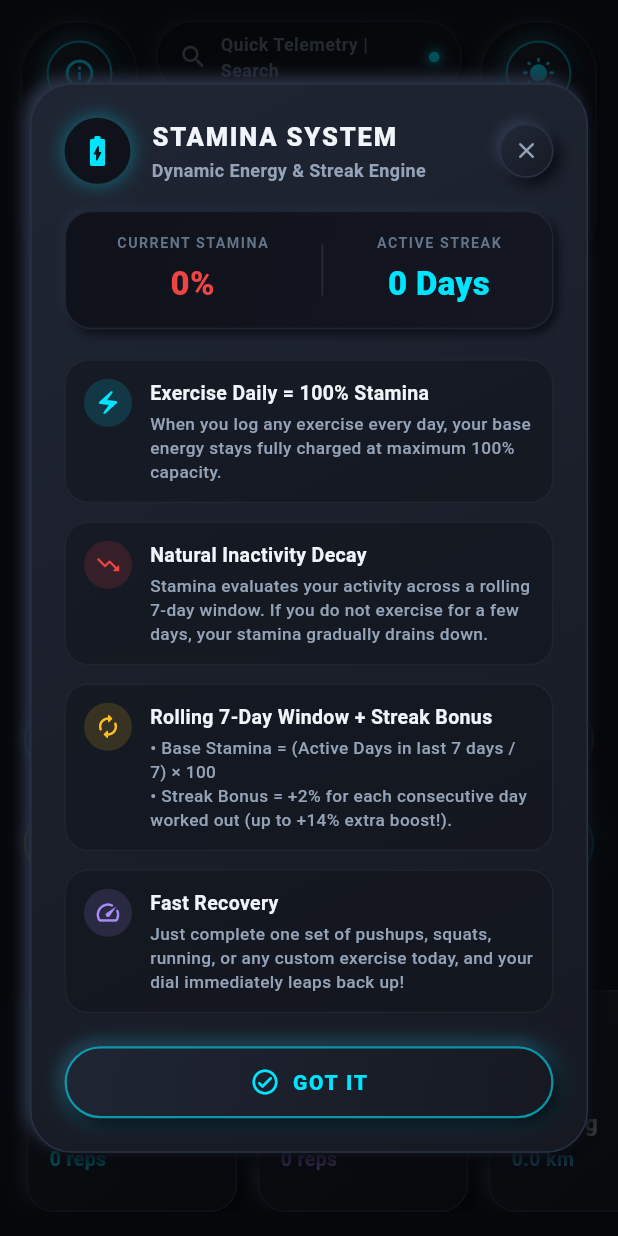
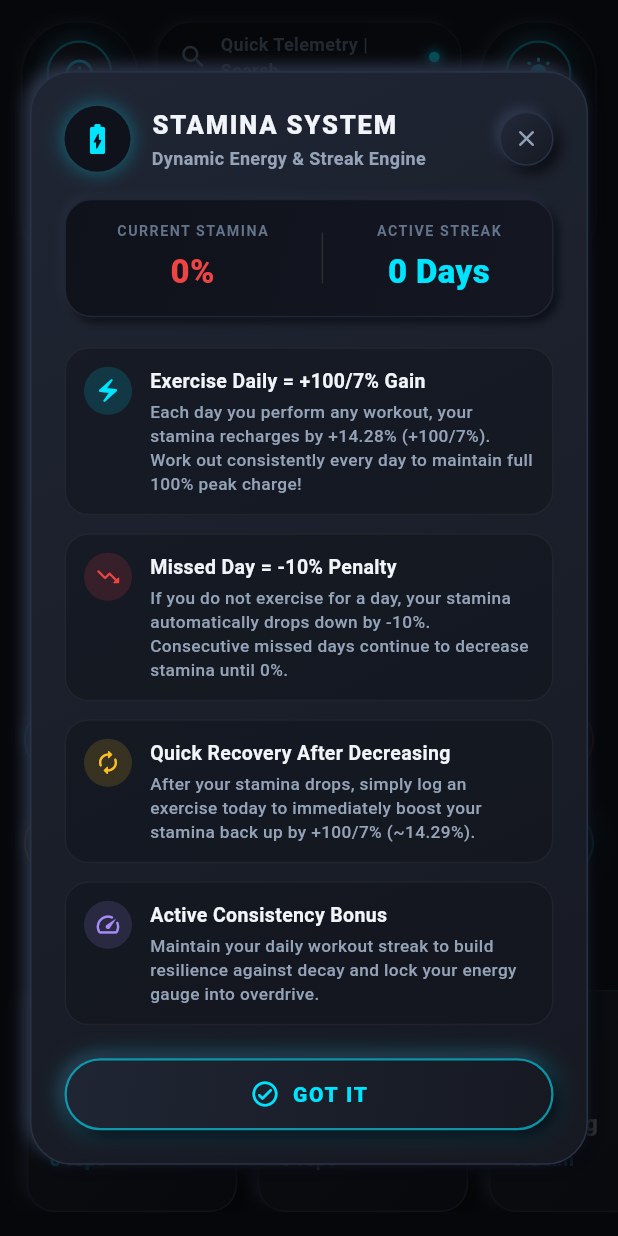
Before and after one commit to aroshwijesinghe/Tummy_boy, a Flutter app: the HomePage screen opened directly, after a tap on the "info outline" icon, on a phone screen of 412 x 824 dp. Run offline on Flutter 3.47's test engine with Material 3 defaults, Android fonts, the phone set to English and light mode, and no system bars; our stand-ins replace fl_chart, shared_preferences; accounts and stored records are empty.

Commit message:
feat(stamina): implement -10% per missed day and +100/7% per workout day rule

```diff
--- a/lib/features/home/data/stamina_service.dart
+++ b/lib/features/home/data/stamina_service.dart
@@ -4,25 +4,65 @@ import '../../exercises/data/models/exercise.dart';
 
 /// Ultra-optimized Stamina and Streak calculation engine.
 class StaminaService {
+  static const String _keyLastStamina = 'user_last_stamina_val';
+  static const String _keyLastCheckedDate = 'user_stamina_last_checked_date';
+
+  /// Calculates current stamina based on exact user specification:
+  /// - If one day you do not exercise, stamina decreases by 10%.
+  /// - After decreasing, if one day you do exercise, stamina increases by 100/7% (~14.2857%).
+  /// - Capped at 100% max and 0% min.
   static Future<double> calculateStamina(List<Exercise> allExercises) async {
+    final p = await StorageService.prefs;
     final now = DateTime.now();
-    int activeDays = 0;
+    final today = DateTime(now.year, now.month, now.day);
 
-    // Check each of the last 7 days
-    for (int i = 0; i < 7; i++) {
-      final date = DateTime(now.year, now.month, now.day - i);
-      final hasExercise = await StorageService.hasAnyExerciseOnDate(date, allExercises);
-      if (hasExercise) {
-        activeDays++;
+    final lastDateStr = p.getString(_keyLastCheckedDate);
+    double stamina = p.getDouble(_keyLastStamina) ?? 100.0;
+
+    const double dailyGain = 100.0 / 7.0; // 14.2857%
+    const double dailyLoss = 10.0;        // 10.0%
+
+    if (lastDateStr == null) {
+      // First time initialization: check past 7 days history
+      int active = 0;
+      for (int i = 0; i < 7; i++) {
+        final d = today.subtract(Duration(days: i));
+        if (await StorageService.hasAnyExerciseOnDate(d, allExercises)) {
+          active++;
+        }
+      }
+      stamina = ((active * dailyGain) - ((7 - active) * dailyLoss)).clamp(0.0, 100.0);
+      await p.setString(_keyLastCheckedDate, today.toIso8601String());
+      await p.setDouble(_keyLastStamina, stamina);
+      return stamina;
+    }
+
+    final lastDate = DateTime.parse(lastDateStr);
+    final daysPassed = today.difference(DateTime(lastDate.year, lastDate.month, lastDate.day)).inDays;
+
+    if (daysPassed > 0) {
+      // Process each passed day between last recorded date and yesterday
+      for (int d = 1; d <= daysPassed; d++) {
+        final checkDate = DateTime(lastDate.year, lastDate.month, lastDate.day + d);
+        final hadWorkout = await StorageService.hasAnyExerciseOnDate(checkDate, allExercises);
+        if (hadWorkout) {
+          stamina = (stamina + dailyGain).clamp(0.0, 100.0);
+        } else {
+          stamina = (stamina - dailyLoss).clamp(0.0, 100.0);
+        }
+      }
+      await p.setString(_keyLastCheckedDate, today.toIso8601String());
+      await p.setDouble(_keyLastStamina, stamina);
+    } else {
+      // Same day check: if workout was performed today, ensure today's gain is represented
+      final hadWorkoutToday = await StorageService.hasAnyExerciseOnDate(today, allExercises);
+      if (hadWorkoutToday) {
+        // Ensure stamina is at least today's gain
+        stamina = max(stamina, dailyGain);
       }
     }
 
-    final streak = await getStreak(allExercises);
-
-    final baseStamina = (activeDays / 7) * 100;
-    final streakBonus = min(14.0, streak * 2.0);
-
-    return (baseStamina + streakBonus).clamp(0.0, 100.0);
+    return stamina.clamp(0.0, 100.0);
   }
 
   static Future<int> getStreak(List<Exercise> allExercises) async {
--- a/lib/features/home/presentation/widgets/stamina_info_dialog.dart
+++ b/lib/features/home/presentation/widgets/stamina_info_dialog.dart
@@ -145,9 +145,9 @@ class StaminaInfoDialog extends StatelessWidget {
               _buildRuleCard(
                 icon: Icons.electric_bolt_rounded,
                 iconColor: AppColors.neonCyan,
-                title: 'Exercise Daily = 100% Stamina',
+                title: 'Exercise Daily = +100/7% Gain',
                 description:
-                    'When you log any exercise every day, your base energy stays fully charged at maximum 100% capacity.',
+                    'Each day you perform any workout, your stamina recharges by +14.28% (+100/7%). Work out consistently every day to maintain full 100% peak charge!',
                 isDark: isDark,
                 textCol: textCol,
                 subCol: subCol,
@@ -159,9 +159,9 @@ class StaminaInfoDialog extends StatelessWidget {
               _buildRuleCard(
                 icon: Icons.trending_down_rounded,
                 iconColor: AppColors.staminaLow,
-                title: 'Natural Inactivity Decay',
+                title: 'Missed Day = -10% Penalty',
                 description:
-                    'Stamina evaluates your activity across a rolling 7-day window. If you do not exercise for a few days, your stamina gradually drains down.',
+                    'If you do not exercise for a day, your stamina automatically drops down by -10%. Consecutive missed days continue to decrease stamina until 0%.',
                 isDark: isDark,
                 textCol: textCol,
                 subCol: subCol,
@@ -169,13 +169,13 @@ class StaminaInfoDialog extends StatelessWidget {
 
               const SizedBox(height: 12),
 
-              // Rule 3: Rolling 7-day Window & Streak Boost
+              // Rule 3: Fast Recovery Rule
               _buildRuleCard(
                 icon: Icons.autorenew_rounded,
                 iconColor: AppColors.staminaMid,
-                title: 'Rolling 7-Day Window + Streak Bonus',
+                title: 'Quick Recovery After Decreasing',
                 description:
-                    '• Base Stamina = (Active Days in last 7 days / 7) × 100\n• Streak Bonus = +2% for each consecutive day worked out (up to +14% extra boost!).',
+                    'After your stamina drops, simply log an exercise today to immediately boost your stamina back up by +100/7% (~14.29%).',
                 isDark: isDark,
                 textCol: textCol,
                 subCol: subCol,
@@ -183,13 +183,13 @@ class StaminaInfoDialog extends StatelessWidget {
 
               const SizedBox(height: 12),
 
-              // Rule 4: How to recover
+              // Rule 4: Streak bonus
               _buildRuleCard(
                 icon: Icons.speed_rounded,
                 iconColor: AppColors.squatColor,
-                title: 'Fast Recovery',
+                title: 'Active Consistency Bonus',
                 description:
-                    'Just complete one set of pushups, squats, running, or any custom exercise today, and your dial immediately leaps back up!',
+                    'Maintain your daily workout streak to build resilience against decay and lock your energy gauge into overdrive.',
                 isDark: isDark,
                 textCol: textCol,
                 subCol: subCol,
```
